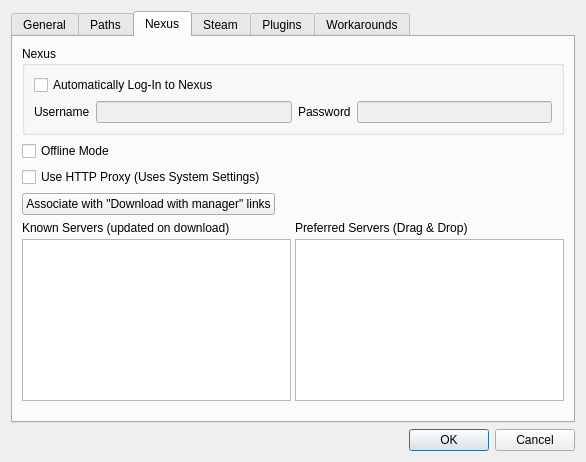
Above: modorganizer/src/settingsdialog.ui from Holt59/mo2-merge before the change. Below: the same form after it.
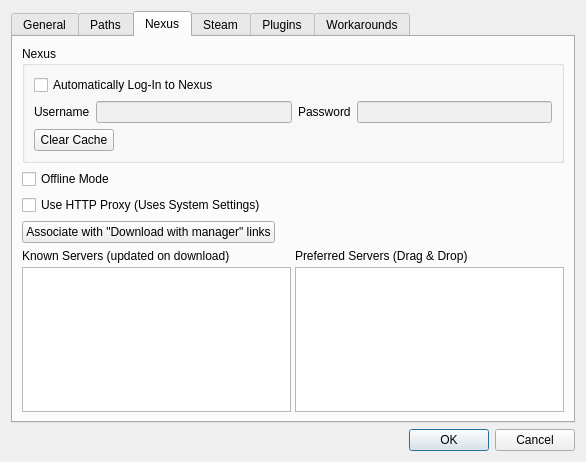
That is the form after the change. The open tabs and pages were chosen to show the change. Icons and pictures are not drawn.

Commit message: [modorganizer] added button to clear webcaches and cookies

What changed in the file:
```diff
--- a/modorganizer/src/settingsdialog.ui
+++ b/modorganizer/src/settingsdialog.ui
@@ -461,6 +461,37 @@
             </item>
            </layout>
           </item>
+          <item>
+           <layout class="QHBoxLayout" name="horizontalLayout_11">
+            <item>
+             <widget class="QPushButton" name="clearCacheButton">
+              <property name="toolTip">
+               <string>Remove cache and cookies. Forces a new login.</string>
+              </property>
+              <property name="text">
+               <string>Clear Cache</string>
+              </property>
+              <property name="icon">
+               <iconset resource="resources.qrc">
+                <normaloff>:/MO/gui/edit_clear</normaloff>:/MO/gui/edit_clear</iconset>
+              </property>
+             </widget>
+            </item>
+            <item>
+             <spacer name="horizontalSpacer_5">
+              <property name="orientation">
+               <enum>Qt::Horizontal</enum>
+              </property>
+              <property name="sizeHint" stdset="0">
+               <size>
+                <width>40</width>
+                <height>20</height>
+               </size>
+              </property>
+             </spacer>
+            </item>
+           </layout>
+          </item>
          </layout>
         </widget>
        </item>
```
The commit also changes 8 other files.
